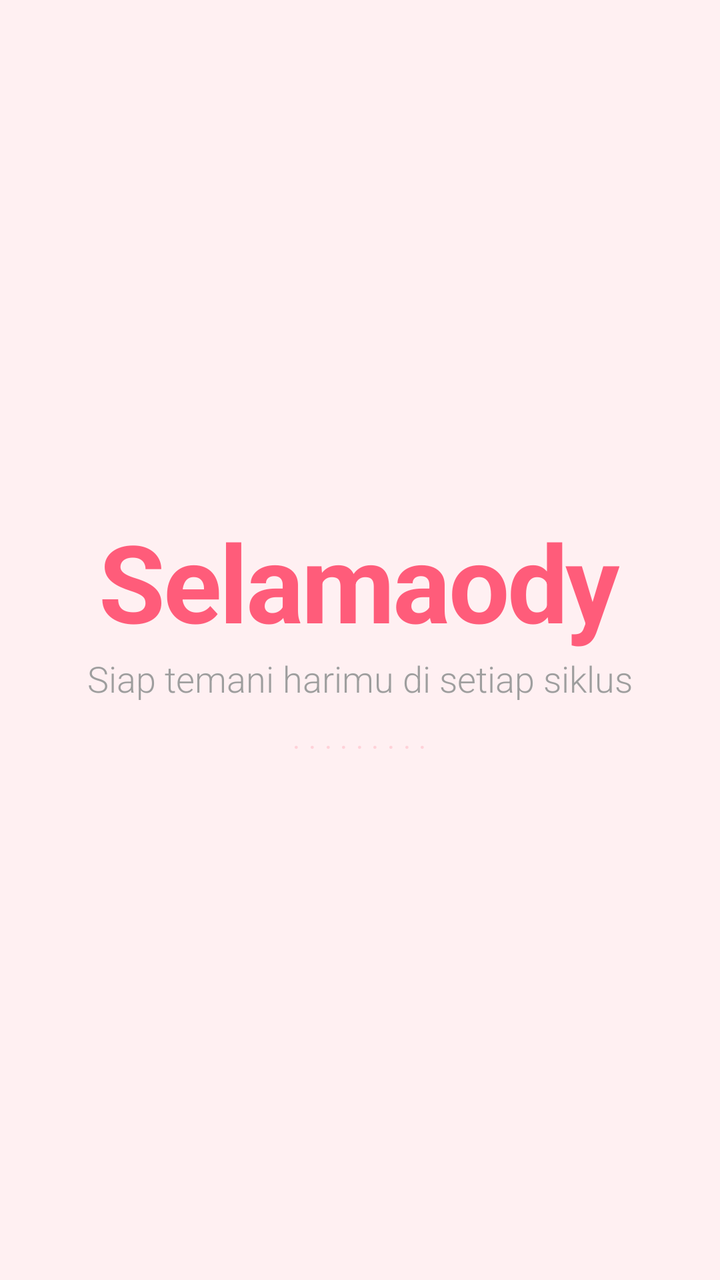
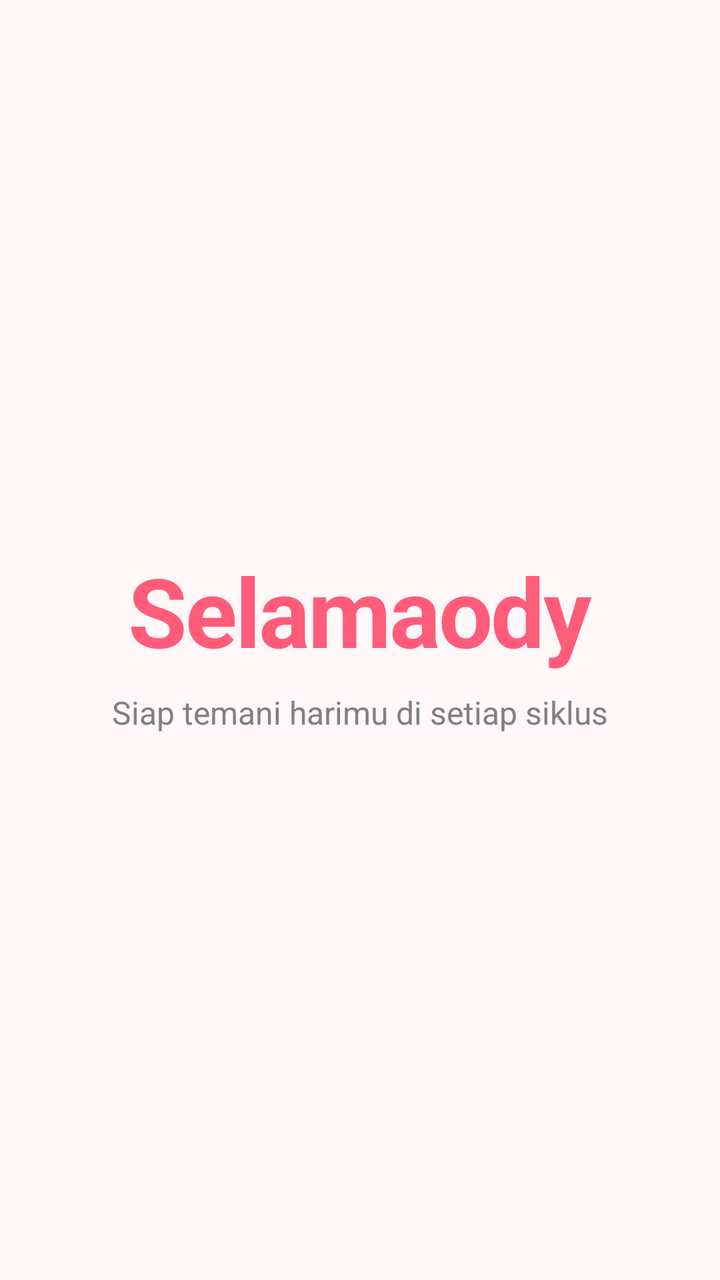

Compare the two renders of this Android layout. The source of the first and the diff that turns it into the second are given below.
<!-- AndroidManifest.xml: application theme Theme.TrackerSiklusMenstruasi -->
<!-- res/layout/activity_splash.xml -->
<?xml version="1.0" encoding="utf-8"?>
<androidx.constraintlayout.widget.ConstraintLayout
    xmlns:android="http://schemas.android.com/apk/res/android"
    xmlns:app="http://schemas.android.com/apk/res-auto"
    android:layout_width="match_parent"
    android:layout_height="match_parent"
    android:background="#FFF0F2">

    
    <LinearLayout
        android:layout_width="wrap_content"
        android:layout_height="wrap_content"
        android:gravity="center"
        android:orientation="vertical"
        app:layout_constraintBottom_toBottomOf="parent"
        app:layout_constraintEnd_toEndOf="parent"
        app:layout_constraintStart_toStartOf="parent"
        app:layout_constraintTop_toTopOf="parent">

        <TextView
            android:id="@+id/title"
            android:layout_width="wrap_content"
            android:layout_height="wrap_content"
            android:text="Selamaody"
            android:textColor="@color/pink_main"
            android:textSize="54sp"
            android:textStyle="bold"
            android:letterSpacing="-0.02"
            android:includeFontPadding="false" />

        <TextView
            android:layout_width="wrap_content"
            android:layout_height="wrap_content"
            android:layout_marginTop="2dp"
            android:text="Siap temani harimu di setiap siklus"
            android:textColor="#9E9E9E"
            android:textSize="18sp"
            android:fontFamily="sans-serif-light" />

        <TextView
            android:layout_width="wrap_content"
            android:layout_height="wrap_content"
            android:layout_marginTop="8dp"
            android:text="........."
            android:textColor="@color/pink_main"
            android:textSize="14sp"
            android:alpha="0.2"
            android:letterSpacing="0.3"/>

    </LinearLayout>

</androidx.constraintlayout.widget.ConstraintLayout>
<!-- resources referenced by this layout -->
<resources>
  <color name="pink_main">#FF5C7A</color>
  <style name="Theme.TrackerSiklusMenstruasi" parent="Base.Theme.TrackerSiklusMenstruasi">
          
          <item name="android:editTextColor">@color/pink_main</item>
          <item name="android:textColorPrimary">@color/pink_main</item>
      </style>
  <style name="Base.Theme.TrackerSiklusMenstruasi" parent="Theme.Material3.DayNight.NoActionBar">
          
          <item name="colorPrimary">@color/pink_main</item>
          <item name="colorControlNormal">@color/pink_main</item>
      </style>
</resources>

<!-- the commit's change to res/layout/activity_splash.xml (unified diff, before → after) -->
@@ -4,7 +4,7 @@
     xmlns:app="http://schemas.android.com/apk/res-auto"
     android:layout_width="match_parent"
     android:layout_height="match_parent"
-    android:background="#FFF0F2">
+    android:background="@color/pink_soft">
 
     
     <LinearLayout
@@ -23,29 +23,17 @@
             android:layout_height="wrap_content"
             android:text="Selamaody"
             android:textColor="@color/pink_main"
-            android:textSize="54sp"
+            android:textSize="48sp"
             android:textStyle="bold"
-            android:letterSpacing="-0.02"
-            android:includeFontPadding="false" />
-
-        <TextView
-            android:layout_width="wrap_content"
-            android:layout_height="wrap_content"
-            android:layout_marginTop="2dp"
-            android:text="Siap temani harimu di setiap siklus"
-            android:textColor="#9E9E9E"
-            android:textSize="18sp"
-            android:fontFamily="sans-serif-light" />
+            android:letterSpacing="-0.02" />
 
         <TextView
             android:layout_width="wrap_content"
             android:layout_height="wrap_content"
             android:layout_marginTop="8dp"
-            android:text="........."
-            android:textColor="@color/pink_main"
-            android:textSize="14sp"
-            android:alpha="0.2"
-            android:letterSpacing="0.3"/>
+            android:text="Siap temani harimu di setiap siklus"
+            android:textColor="#808080"
+            android:textSize="16sp" />
 
     </LinearLayout>
 
<!-- resource entries referenced after the edit -->
@@ -1,10 +1,15 @@
 <!-- resources referenced by this layout -->
 <resources>
   <color name="pink_main">#FF5C7A</color>
+  <color name="pink_soft">#FFF7F8</color>
   <style name="Theme.TrackerSiklusMenstruasi" parent="Base.Theme.TrackerSiklusMenstruasi">
           
           <item name="android:editTextColor">@color/pink_main</item>
           <item name="android:textColorPrimary">@color/pink_main</item>
+          <item name="android:navigationBarColor">@android:color/transparent</item>
+          <item name="android:windowTranslucentNavigation">true</item>
+          <item name="android:statusBarColor">@android:color/transparent</item>
+          <item name="android:windowLightStatusBar">true</item>
       </style>
   <style name="Base.Theme.TrackerSiklusMenstruasi" parent="Theme.Material3.DayNight.NoActionBar">
           
